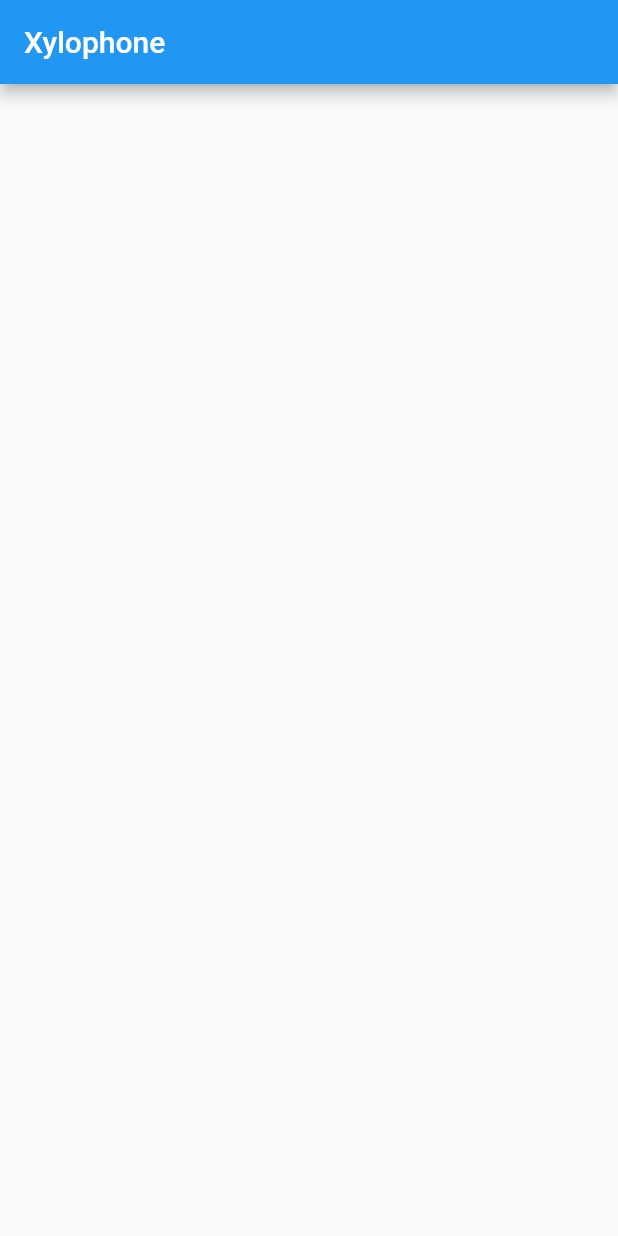
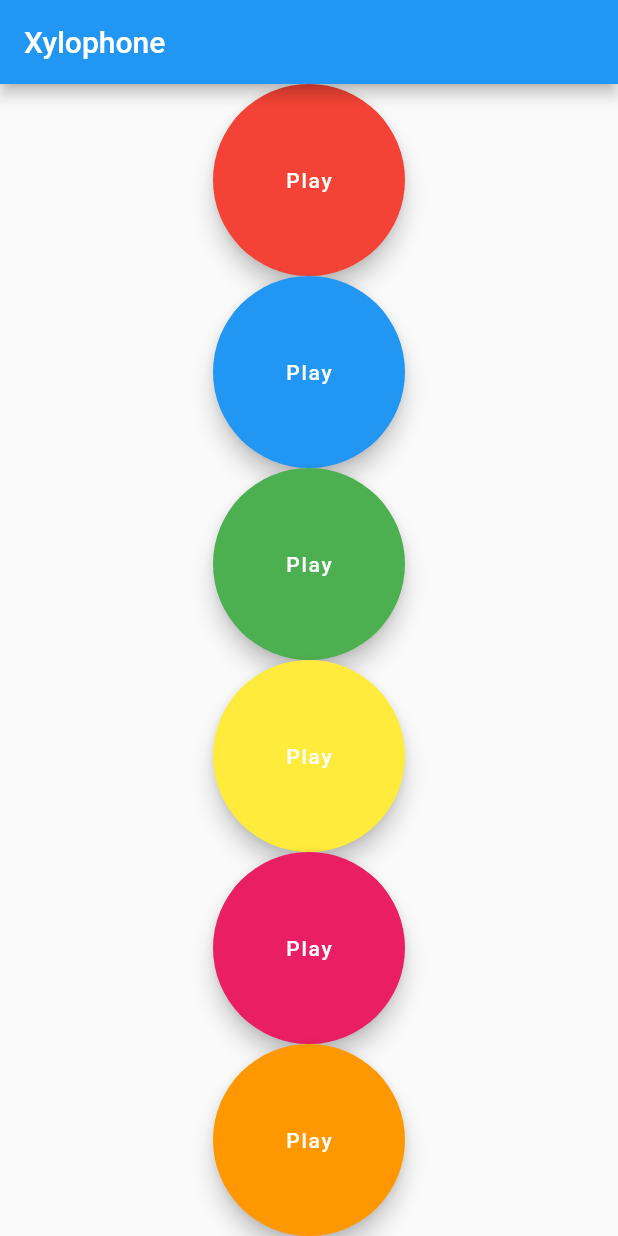
Before and after one commit to joneyspark/flutter-project, a Flutter app: the screen it shows after launch, on a phone screen of 412 x 824 dp. Run offline on Flutter 3.47's test engine with Material 2 defaults, Android fonts, the phone set to English and light mode, and no system bars; our stand-ins replace audioplayers, font_awesome_flutter.

Commit message:
audio player added

```diff
--- a/lib/main.dart
+++ b/lib/main.dart
@@ -1,5 +1,4 @@
 import 'package:flutter/material.dart';
-import 'package:helloworld/dicee/dicee.dart';
 import 'package:helloworld/xylophone/xylophone.dart';
 
 void main() => runApp(MyApp());
--- a/lib/xylophone/xylophone.dart
+++ b/lib/xylophone/xylophone.dart
@@ -1,16 +1,48 @@
 import 'package:flutter/material.dart';
-import 'package:flutter/src/widgets/container.dart';
-import 'package:flutter/src/widgets/framework.dart';
+import 'package:audioplayers/audioplayers.dart';
 
 class XyloPhoneView extends StatelessWidget {
   const XyloPhoneView({super.key});
 
   @override
   Widget build(BuildContext context) {
+    final player = AudioPlayer();
+
+    void playSound(int soundNumber) {
+      player.play(
+        AssetSource('note$soundNumber.wav'),
+      );
+    }
+
+    Expanded buildKey({Color? color, int? soundNum}) {
+      return Expanded(
+        child: FloatingActionButton(
+          backgroundColor: color,
+          onPressed: (() {
+            playSound(1);
+          }),
+          child: const Text("Play"),
+        ),
+      );
+    }
+
     return Scaffold(
       appBar: AppBar(
         title: const Text("Xylophone"),
       ),
+      body: SafeArea(
+        child: Column(
+          crossAxisAlignment: CrossAxisAlignment.stretch,
+          children: [
+            buildKey(color: Colors.red, soundNum: 1),
+            buildKey(color: Colors.blue, soundNum: 2),
+            buildKey(color: Colors.green, soundNum: 3),
+            buildKey(color: Colors.yellow, soundNum: 4),
+            buildKey(color: Colors.pink, soundNum: 5),
+            buildKey(color: Colors.orange, soundNum: 6),
+          ],
+        ),
+      ),
     );
   }
 }
--- a/pubspec.yaml
+++ b/pubspec.yaml
@@ -63,8 +63,8 @@ flutter:
 
   # To add assets to your application, add an assets section, like this:
   assets:
+    - assets/
     - images/
-    - assets/
   #   - images/a_dot_ham.jpeg
 
   fonts:
```
Also changed, not shown: 5 other files.
